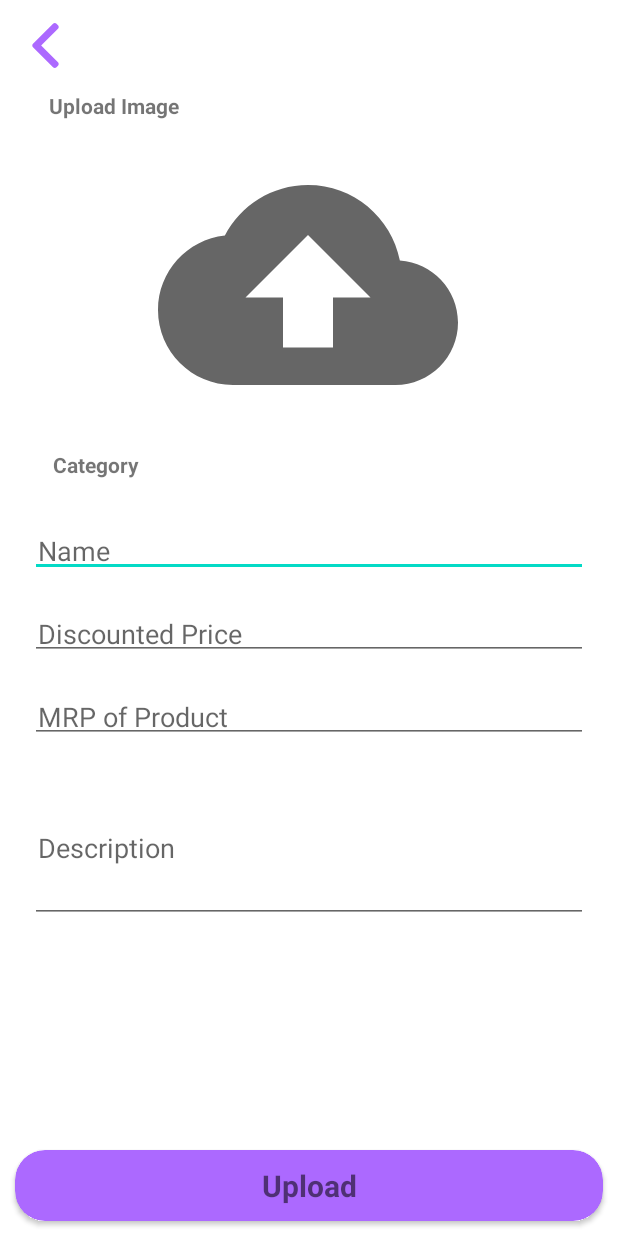
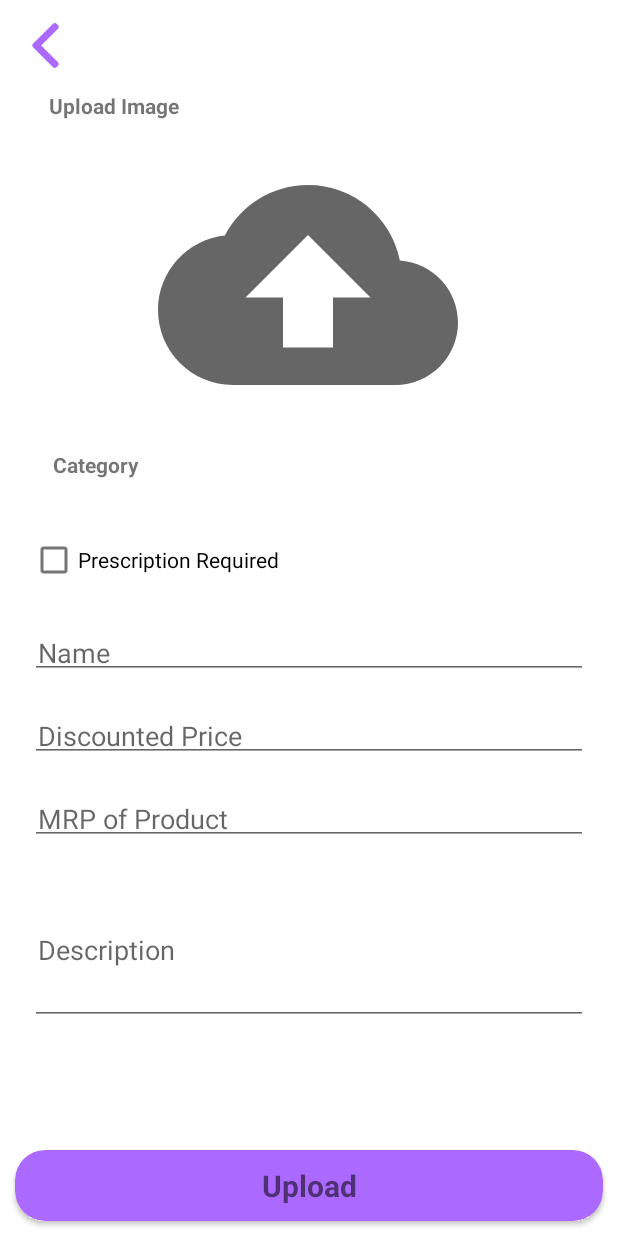
Before and after one commit to aatmikarm/medOnWayS, an Android app: the MainActivity screen opened directly, with no data from a screen before it, after a tap on "Upload", on a phone screen of 412 x 824 dp. Run offline under Robolectric (Android 15) with nearby library versions, the phone set to English and light mode, and no system bars; our stand-ins replace Firebase (no records; nobody signed in at launch, a user with empty details on screens opened directly); pictures from the network do not load; 1 statement that could not run was skipped.

Commit message:
prescription

```diff
--- a/app/src/main/java/com/example/tandonmedicalseller/MainActivity.java
+++ b/app/src/main/java/com/example/tandonmedicalseller/MainActivity.java
@@ -215,6 +215,7 @@ public class MainActivity extends AppCompatActivity {
                         productModelList.setDiscount((String) document.get("discount"));
                         productModelList.setMrp((String) document.get("mrp"));
                         productModelList.setCategory((String) document.get("category"));
+                        productModelList.setPrescription((Boolean) document.get("prescription"));
                         productModelList.setProductId((String) document.get("productId"));
                         productModelList.setDescription((String) document.get("description"));
                         productModelLists.add(productModelList);
--- a/app/src/main/java/com/example/tandonmedicalseller/productAdapter.java
+++ b/app/src/main/java/com/example/tandonmedicalseller/productAdapter.java
@@ -58,6 +58,7 @@ public class productAdapter extends RecyclerView.Adapter<productAdapter.ItemView
                 intent.putExtra("productId", productModelList.get(position).getProductId());
                 intent.putExtra("seller", productModelList.get(position).getSeller());
                 intent.putExtra("description", productModelList.get(position).getDescription());
+                intent.putExtra("prescription", productModelList.get(position).getPrescription());
                 intent.putExtra("discount", productModelList.get(position).getDiscount());
                 intent.putExtra("imageUrl", productModelList.get(position).getImageUrl());
 
--- a/app/src/main/java/com/example/tandonmedicalseller/upload.java
+++ b/app/src/main/java/com/example/tandonmedicalseller/upload.java
@@ -9,6 +9,8 @@ import android.os.Handler;
 import android.provider.MediaStore;
 import android.text.TextUtils;
 import android.view.View;
+import android.widget.CheckBox;
+import android.widget.CompoundButton;
 import android.widget.EditText;
 import android.widget.ImageView;
 import android.widget.Toast;
@@ -50,6 +52,8 @@ public class upload extends AppCompatActivity implements categoryInterface {
     ArrayList<categoriesModelList> categoriesModelLists;
     private CardView uploadBtn;
     private ImageView backBtn, uploadImage_iv;
+    private CheckBox uploadPrescriptionRequired_cb;
+    private boolean prescription;
     private EditText uploadName_et, uploadPrice_et, uploadMrp_et, uploadDiscount_et, uploadDescription_et;
     private Uri filePath;
 
@@ -69,6 +73,7 @@ public class upload extends AppCompatActivity implements categoryInterface {
         uploadPrice_et = findViewById(R.id.uploadPrice_et);
         uploadMrp_et = findViewById(R.id.upload_mrp_et);
         uploadDescription_et = findViewById(R.id.uploadDescription_et);
+        uploadPrescriptionRequired_cb = findViewById(R.id.uploadPrescriptionRequired_cb);
         categoriesModelLists = getAllCategories();
         getSellerDetails();
         final Handler handler = new Handler();
@@ -99,6 +104,19 @@ public class upload extends AppCompatActivity implements categoryInterface {
             public void onClick(View v) {
                 uploadNewProduct();
             }
+        });
+
+        prescription = false;
+        uploadPrescriptionRequired_cb.setOnCheckedChangeListener(new CompoundButton.OnCheckedChangeListener() {
+            @Override
+            public void onCheckedChanged(CompoundButton buttonView, boolean isChecked) {
+                if (buttonView.isChecked()) {
+                    prescription = true;
+                } else {
+                    prescription = false;
+                }
+            }
+
         });
     }
 
@@ -218,6 +236,7 @@ public class upload extends AppCompatActivity implements categoryInterface {
                             uploadNewProduct.put("sellerToken", sellerToken);
                             uploadNewProduct.put("description", uploadDescription_et.getText().toString());
                             uploadNewProduct.put("productId", productId);
+                            uploadNewProduct.put("prescription", prescription);
                             uploadNewProduct.put("imageUrl", uri.toString());
                             mDb.collection("products").document(productId).set(uploadNewProduct);
                             mDb.collection("seller").document(sellerId).collection("products").document(productId).set(uploadNewProduct);
--- a/app/src/main/res/layout-v23/activity_upload.xml
+++ b/app/src/main/res/layout-v23/activity_upload.xml
@@ -124,12 +124,18 @@
                 app:layout_constraintStart_toStartOf="parent"
                 app:layout_constraintTop_toBottomOf="@+id/categories_recycler_view">
 
+                <CheckBox
+                    android:id="@+id/uploadPrescriptionRequired_cb"
+                    android:layout_width="wrap_content"
+                    android:layout_height="wrap_content"
+                    android:layout_margin="10dp"
+                    android:text="Prescription Required"/>
+
                 <EditText
                     android:id="@+id/uploadName_et"
                     android:layout_width="match_parent"
                     android:layout_height="wrap_content"
                     android:layout_margin="10dp"
-
                     android:hint="Name"
                     android:padding="5dp" />
 
```
Also changed, not shown: app/src/main/java/com/example/tandonmedicalseller/editProductDetails.java (+29 -14 lines), app/src/main/java/com/example/tandonmedicalseller/productModelList.java (+9 -0 lines), app/src/main/res/layout/activity_edit_product_details.xml (+7 -0 lines), 5 other files.
